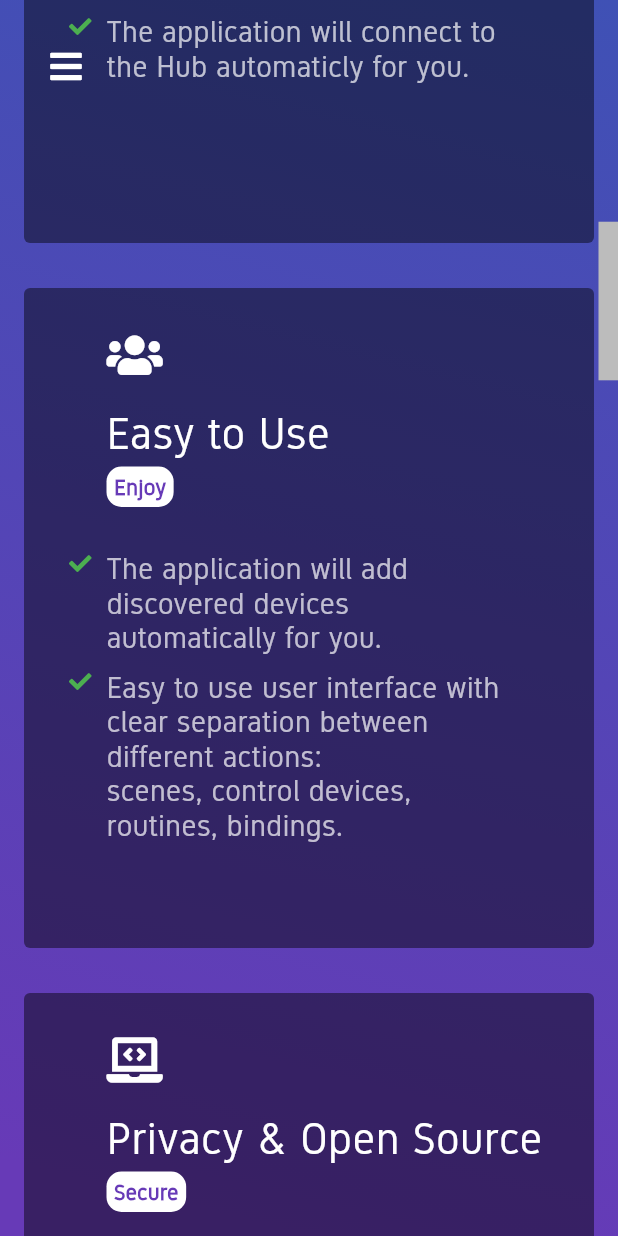
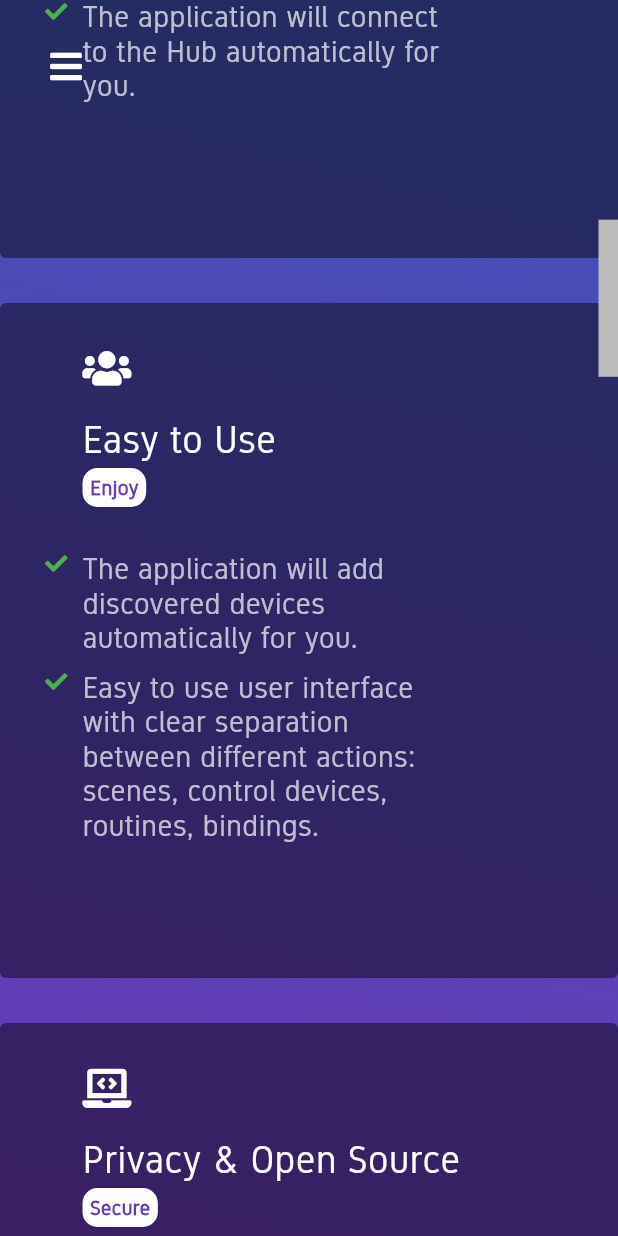
Before and after one commit to CyBear-Jinni/cbj_site, a Flutter app: the screen it shows after launch, scrolled down 1152 dp, on a phone screen of 412 x 824 dp. Run offline on Flutter 3.47's test engine with Material 2 defaults, Android fonts, the light colour scheme and no system bars; our stand-ins replace cached_network_image, easy_localization, font_awesome_flutter, responsive_builder; network calls fail.

Commit message:
Changes for smaller screen size

```diff
--- a/lib/features/application/shared_widgets/bottom_navigation_menu/bottom_navigation_menu_mobile_tablet.dart
+++ b/lib/features/application/shared_widgets/bottom_navigation_menu/bottom_navigation_menu_mobile_tablet.dart
@@ -12,7 +12,7 @@ class BottomNavigationMenuMobileTablet extends StatelessWidget {
       children: <Widget>[
         Padding(
           padding: const EdgeInsets.symmetric(
-            horizontal: 30,
+            horizontal: 20,
           ),
           child: Column(
             crossAxisAlignment: CrossAxisAlignment.start,
--- a/lib/features/application/usecases/home_page/pages/home_page/widgets/easy_to_set_up_benefit_block.dart
+++ b/lib/features/application/usecases/home_page/pages/home_page/widgets/easy_to_set_up_benefit_block.dart
@@ -21,8 +21,7 @@ class EasyToSetUpBenefitBlock extends StatelessWidget {
           Navigator.pushNamed(context, setUpRoute);
         },
         child: SizedBox(
-          width: 320,
-          height: 380,
+          height: 390,
           child: Column(
             crossAxisAlignment: CrossAxisAlignment.start,
             children: <Widget>[
@@ -37,13 +36,13 @@ class EasyToSetUpBenefitBlock extends StatelessWidget {
                       FaIcon(
                         FontAwesomeIcons.fileDownload,
                         color: Theme.of(context).textTheme.bodyText1!.color,
-                        size: 30,
+                        size: 26,
                       ),
                       const SizedBox(height: 20),
                       Text(
                         'Easy to Set Up',
                         style: TextStyle(
-                            fontSize: 30,
+                            fontSize: 26,
                             color:
                                 Theme.of(context).textTheme.bodyText1!.color),
                       ),
@@ -59,7 +58,7 @@ class EasyToSetUpBenefitBlock extends StatelessWidget {
                         child: Text(
                           'Available',
                           style: TextStyle(
-                              fontSize: 15,
+                              fontSize: 14,
                               color: Theme.of(context).primaryColor,
                               fontWeight: FontWeight.bold),
                         ),
@@ -83,7 +82,7 @@ class EasyToSetUpBenefitBlock extends StatelessWidget {
                     width: 10,
                   ),
                   SizedBox(
-                    width: 280,
+                    width: 250,
                     child: Text(
                       'Clear and easy instructions to get the Hub running.',
                       style: TextStyle(
@@ -109,7 +108,7 @@ class EasyToSetUpBenefitBlock extends StatelessWidget {
                     width: 10,
                   ),
                   SizedBox(
-                    width: 280,
+                    width: 250,
                     child: Text(
                       'Application can be found in the play store.',
                       style: TextStyle(
@@ -135,9 +134,10 @@ class EasyToSetUpBenefitBlock extends StatelessWidget {
                     width: 10,
                   ),
                   SizedBox(
-                    width: 280,
+                    width: 250,
                     child: Text(
-                      'The application will connect to the Hub automaticly for you.',
+                      'The application will connect to the Hub automatically '
+                      'for you.',
                       style: TextStyle(
                         fontSize: 20,
                         color: Theme.of(context).textTheme.bodyText2!.color,
--- a/lib/features/application/usecases/home_page/pages/home_page/widgets/easy_to_use_benefit_block.dart
+++ b/lib/features/application/usecases/home_page/pages/home_page/widgets/easy_to_use_benefit_block.dart
@@ -21,8 +21,7 @@ class EasyToUseBenefitBlock extends StatelessWidget {
           Navigator.pushNamed(context, integrationsRoute);
         },
         child: SizedBox(
-          width: 320,
-          height: 380,
+          height: 390,
           child: Column(
             crossAxisAlignment: CrossAxisAlignment.start,
             children: <Widget>[
@@ -36,13 +35,13 @@ class EasyToUseBenefitBlock extends StatelessWidget {
                     FaIcon(
                       FontAwesomeIcons.users,
                       color: Theme.of(context).textTheme.bodyText1!.color,
-                      size: 30,
+                      size: 26,
                     ),
                     const SizedBox(height: 20),
                     Text(
                       'Easy to Use',
                       style: TextStyle(
-                          fontSize: 30,
+                          fontSize: 26,
                           color: Theme.of(context).textTheme.bodyText1!.color),
                     ),
                     const SizedBox(
@@ -57,7 +56,7 @@ class EasyToUseBenefitBlock extends StatelessWidget {
                       child: Text(
                         'Enjoy',
                         style: TextStyle(
-                            fontSize: 15,
+                            fontSize: 14,
                             color: Theme.of(context).primaryColor,
                             fontWeight: FontWeight.bold),
                       ),
@@ -80,7 +79,7 @@ class EasyToUseBenefitBlock extends StatelessWidget {
                     width: 10,
                   ),
                   SizedBox(
-                    width: 280,
+                    width: 250,
                     child: Text(
                       'The application will add '
                       'discovered devices '
@@ -108,7 +107,7 @@ class EasyToUseBenefitBlock extends StatelessWidget {
                     width: 10,
                   ),
                   SizedBox(
-                    width: 280,
+                    width: 250,
                     child: Text(
                       'Easy to use user interface with'
                       ' clear separation between '
@@ -123,16 +122,6 @@ class EasyToUseBenefitBlock extends StatelessWidget {
                   ),
                 ],
               ),
-              const SizedBox(
-                height: 10,
-              ),
-              Text(
-                '',
-                style: TextStyle(
-                  fontSize: 20,
-                  color: Theme.of(context).textTheme.bodyText2!.color,
-                ),
-              ),
             ],
           ),
         ),
--- a/lib/features/application/usecases/home_page/pages/home_page/widgets/privacy_and_open_source_benefit_block.dart
+++ b/lib/features/application/usecases/home_page/pages/home_page/widgets/privacy_and_open_source_benefit_block.dart
@@ -26,8 +26,7 @@ class PrivacyAndOpenSourceBenefitBlock extends StatelessWidget {
           }
         },
         child: SizedBox(
-          width: 320,
-          height: 380,
+          height: 390,
           child: Column(
             crossAxisAlignment: CrossAxisAlignment.start,
             children: <Widget>[
@@ -41,13 +40,13 @@ class PrivacyAndOpenSourceBenefitBlock extends StatelessWidget {
                       FaIcon(
                         FontAwesomeIcons.laptopCode,
                         color: Theme.of(context).textTheme.bodyText1!.color,
-                        size: 30,
+                        size: 26,
                       ),
                       const SizedBox(height: 20),
                       Text(
                         'Privacy & Open Source',
                         style: TextStyle(
-                            fontSize: 30,
+                            fontSize: 26,
                             color:
                                 Theme.of(context).textTheme.bodyText1!.color),
                       ),
@@ -63,7 +62,7 @@ class PrivacyAndOpenSourceBenefitBlock extends StatelessWidget {
                         child: Text(
                           'Secure',
                           style: TextStyle(
-                              fontSize: 15,
+                              fontSize: 14,
                               color: Theme.of(context).primaryColor,
                               fontWeight: FontWeight.bold),
                         ),
@@ -85,11 +84,11 @@ class PrivacyAndOpenSourceBenefitBlock extends StatelessWidget {
                     width: 10,
                   ),
                   SizedBox(
-                    width: 280,
+                    width: 250,
                     child: Text(
                       'All your data will be saved '
                       'locally on your Hub so you '
-                      'will have control of your data.',
+                      'will have control of your  data.',
                       style: TextStyle(
                         fontSize: 20,
                         color: Theme.of(context).textTheme.bodyText2!.color,
@@ -113,7 +112,7 @@ class PrivacyAndOpenSourceBenefitBlock extends StatelessWidget {
                     width: 10,
                   ),
                   SizedBox(
-                    width: 280,
+                    width: 250,
                     child: Text(
                       'Open source code with easy '
                       'structure for adding support '
@@ -127,16 +126,6 @@ class PrivacyAndOpenSourceBenefitBlock extends StatelessWidget {
                   ),
                 ],
               ),
-              const SizedBox(
-                height: 10,
-              ),
-              Text(
-                '',
-                style: TextStyle(
-                  fontSize: 20,
-                  color: Theme.of(context).textTheme.bodyText2!.color,
-                ),
-              ),
             ],
           ),
         ),
```
